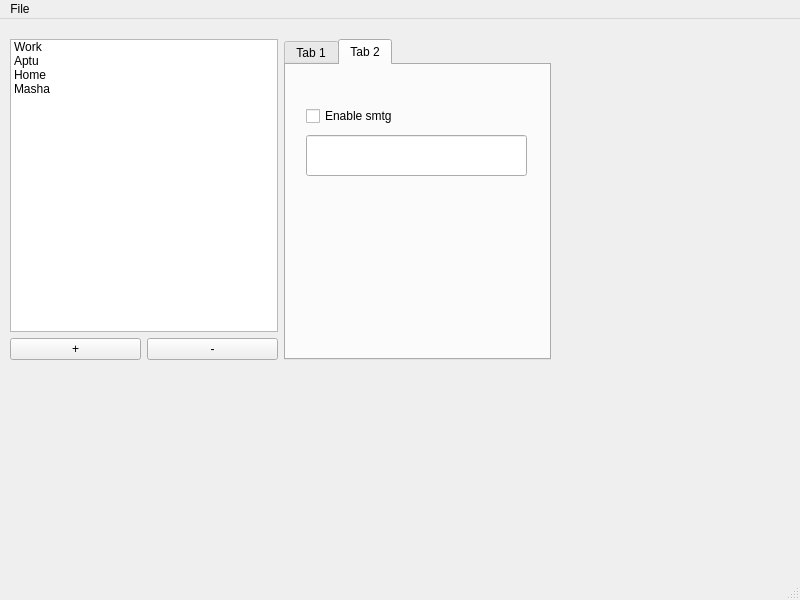
The window that src/gui/SyropGui/mainwindow.ui (mit-spbau-ru/Syrop) describes before a commit, drawn with Qt 5.
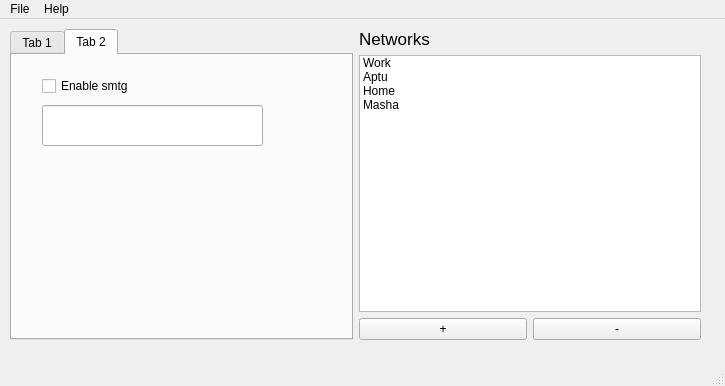
The same window after the commit.

Commit message: AddNewNetwork window improvement Updating networks list Menu connection with events

The edit to the form file:
```diff
--- a/src/gui/SyropGui/mainwindow.ui
+++ b/src/gui/SyropGui/mainwindow.ui
@@ -6,8 +6,8 @@
    <rect>
     <x>0</x>
     <y>0</y>
-    <width>800</width>
-    <height>600</height>
+    <width>725</width>
+    <height>386</height>
    </rect>
   </property>
   <property name="windowTitle">
@@ -18,67 +18,12 @@
     <property name="geometry">
      <rect>
       <x>10</x>
-      <y>20</y>
-      <width>541</width>
-      <height>321</height>
+      <y>10</y>
+      <width>691</width>
+      <height>311</height>
      </rect>
     </property>
-    <layout class="QHBoxLayout" name="horizontalLayout_2">
-     <item>
-      <layout class="QVBoxLayout" name="verticalLayout">
-       <property name="sizeConstraint">
-        <enum>QLayout::SetDefaultConstraint</enum>
-       </property>
-       <item>
-        <widget class="QListWidget" name="listWidget">
-         <property name="sizePolicy">
-          <sizepolicy hsizetype="Expanding" vsizetype="Expanding">
-           <horstretch>0</horstretch>
-           <verstretch>0</verstretch>
-          </sizepolicy>
-         </property>
-         <item>
-          <property name="text">
-           <string>Work</string>
-          </property>
-         </item>
-         <item>
-          <property name="text">
-           <string>Aptu</string>
-          </property>
-         </item>
-         <item>
-          <property name="text">
-           <string>Home</string>
-          </property>
-         </item>
-         <item>
-          <property name="text">
-           <string>Masha</string>
-          </property>
-         </item>
-        </widget>
-       </item>
-       <item>
-        <layout class="QHBoxLayout" name="horizontalLayout">
-         <item>
-          <widget class="QPushButton" name="pushButton_2">
-           <property name="text">
-            <string>+</string>
-           </property>
-          </widget>
-         </item>
-         <item>
-          <widget class="QPushButton" name="pushButton">
-           <property name="text">
-            <string>-</string>
-           </property>
-          </widget>
-         </item>
-        </layout>
-       </item>
-      </layout>
-     </item>
+    <layout class="QHBoxLayout" name="horizontalLayoutHolder">
      <item>
       <widget class="QTabWidget" name="tabWidget">
        <property name="sizePolicy">
@@ -125,8 +70,8 @@
         <widget class="QCheckBox" name="checkBox_2">
          <property name="geometry">
           <rect>
-           <x>20</x>
-           <y>40</y>
+           <x>30</x>
+           <y>20</y>
            <width>121</width>
            <height>22</height>
           </rect>
@@ -138,8 +83,8 @@
         <widget class="QLineEdit" name="lineEdit_2">
          <property name="geometry">
           <rect>
-           <x>20</x>
-           <y>70</y>
+           <x>30</x>
+           <y>50</y>
            <width>221</width>
            <height>41</height>
           </rect>
@@ -148,6 +93,73 @@
        </widget>
       </widget>
      </item>
+     <item>
+      <layout class="QVBoxLayout" name="verticalLayout">
+       <property name="sizeConstraint">
+        <enum>QLayout::SetDefaultConstraint</enum>
+       </property>
+       <item>
+        <widget class="QLabel" name="label">
+         <property name="font">
+          <font>
+           <pointsize>13</pointsize>
+          </font>
+         </property>
+         <property name="text">
+          <string>Networks</string>
+         </property>
+        </widget>
+       </item>
+       <item>
+        <widget class="QListWidget" name="listWidgetNetworks">
+         <property name="sizePolicy">
+          <sizepolicy hsizetype="Expanding" vsizetype="Expanding">
+           <horstretch>0</horstretch>
+           <verstretch>0</verstretch>
+          </sizepolicy>
+         </property>
+         <item>
+          <property name="text">
+           <string>Work</string>
+          </property>
+         </item>
+         <item>
+          <property name="text">
+           <string>Aptu</string>
+          </property>
+         </item>
+         <item>
+          <property name="text">
+           <string>Home</string>
+          </property>
+         </item>
+         <item>
+          <property name="text">
+           <string>Masha</string>
+          </property>
+         </item>
+        </widget>
+       </item>
+       <item>
+        <layout class="QHBoxLayout" name="horizontalLayout">
+         <item>
+          <widget class="QPushButton" name="pushButtonNetworkAdd">
+           <property name="text">
+            <string>+</string>
+           </property>
+          </widget>
+         </item>
+         <item>
+          <widget class="QPushButton" name="pushButtonNetworkRemove">
+           <property name="text">
+            <string>-</string>
+           </property>
+          </widget>
+         </item>
+        </layout>
+       </item>
+      </layout>
+     </item>
     </layout>
    </widget>
   </widget>
@@ -156,7 +168,7 @@
     <rect>
      <x>0</x>
      <y>0</y>
-     <width>800</width>
+     <width>725</width>
      <height>25</height>
     </rect>
    </property>
@@ -164,8 +176,17 @@
     <property name="title">
      <string>File</string>
     </property>
+    <addaction name="actionAddNetwork"/>
+    <addaction name="actionExit"/>
+   </widget>
+   <widget class="QMenu" name="menuHelp">
+    <property name="title">
+     <string>Help</string>
+    </property>
+    <addaction name="actionAbout_Syrop"/>
    </widget>
    <addaction name="menuSyrop"/>
+   <addaction name="menuHelp"/>
   </widget>
   <widget class="QStatusBar" name="statusbar"/>
  </widget>
```
Left out of the diff: 40 changed lines with no effect on the pictures. The commit also changes 6 other files.
